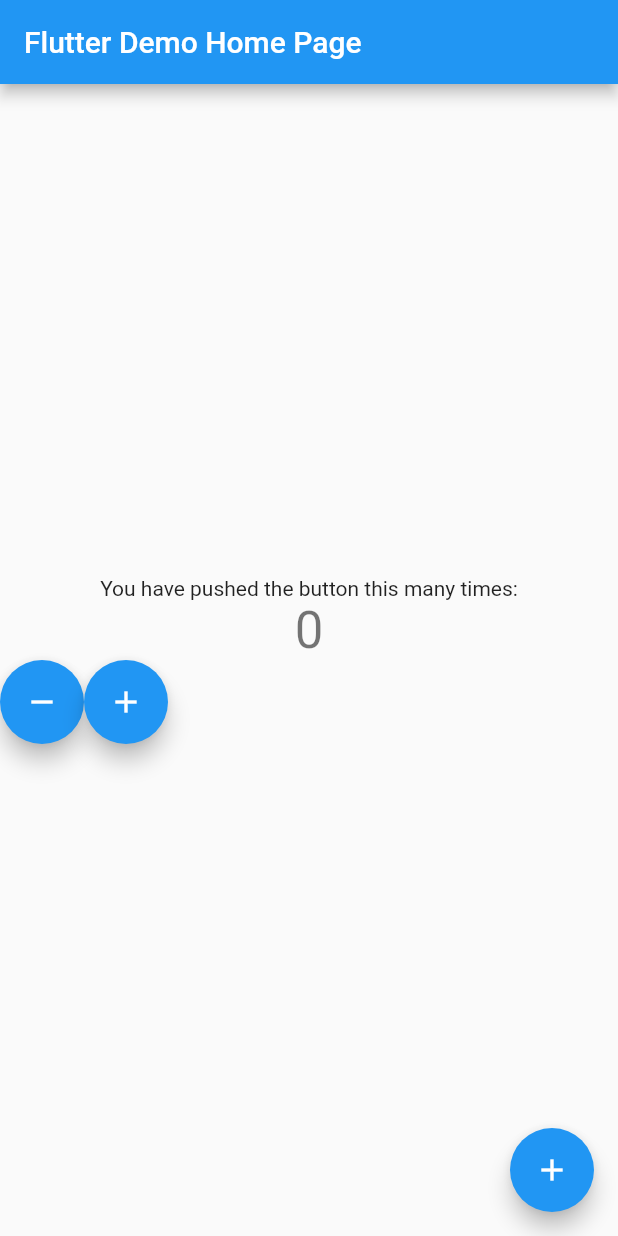
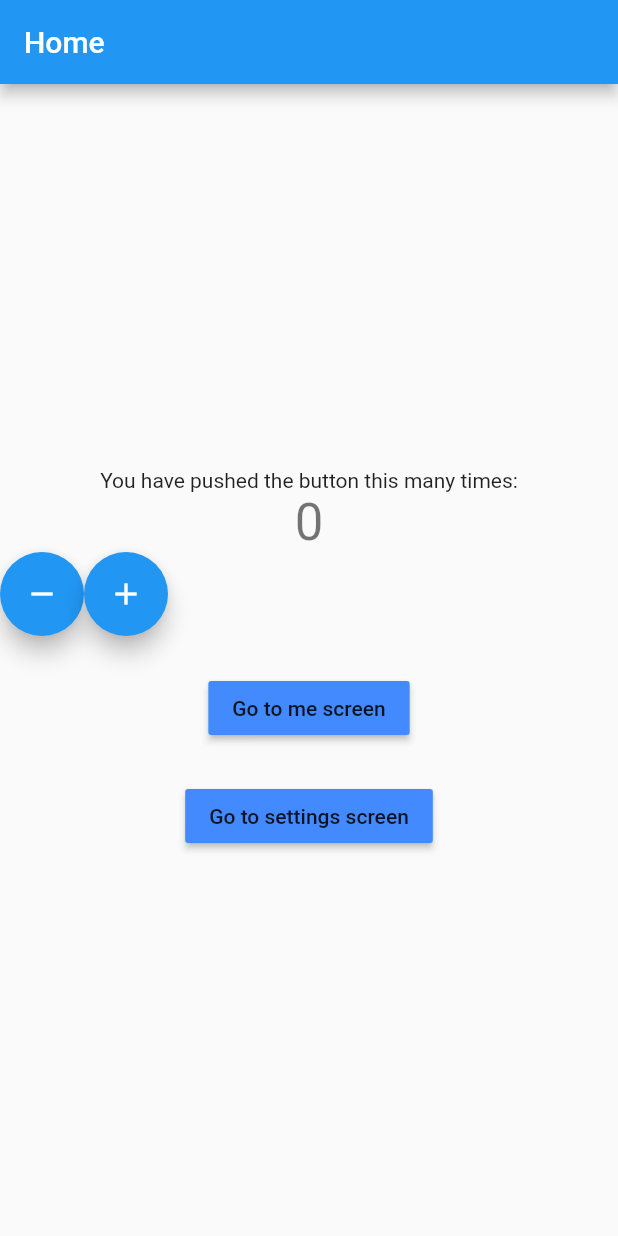
Before and after one commit to pardipbhatti8791/flutter-bloc, a Flutter app: the screen it shows after launch, on a phone screen of 412 x 824 dp. Run offline on Flutter 3.47's test engine with Material 2 defaults, Android fonts, the phone set to English and light mode, and no system bars; our stand-ins replace bloc, equatable, flutter_bloc.

Commit message:
added named routing

```diff
--- a/lib/cubit/counter_state.dart
+++ /dev/null
@@ -1,8 +0,0 @@
-part of 'counter_cubit.dart';
-
-class CounterState {
-  int counterValue;
-  bool wasIncremented;
-
-  CounterState({@required this.counterValue, this.wasIncremented});
-}
--- a/lib/cubit/counter_cubit.dart
+++ b/lib/logic/cubits/cubit/counter_cubit.dart
@@ -1,4 +1,5 @@
 import 'package:bloc/bloc.dart';
+import 'package:equatable/equatable.dart';
 import 'package:meta/meta.dart';
 
 part 'counter_state.dart';
--- /dev/null
+++ b/lib/logic/cubits/cubit/counter_state.dart
@@ -0,0 +1,12 @@
+part of 'counter_cubit.dart';
+
+class CounterState extends Equatable {
+  int counterValue;
+  bool wasIncremented;
+
+  CounterState({@required this.counterValue, this.wasIncremented});
+
+  @override
+  // TODO: implement props
+  List<Object> get props => [this.counterValue, this.wasIncremented];
+}
--- a/lib/main-cubit.dart
+++ b/lib/main-cubit.dart
@@ -8,7 +8,7 @@ class CounterCubit extends Cubit<int> {
 }
 
 void main(List<String> args) {
-  final cubit = CounterCubit();
+  final logic.cubits.cubit = CounterCubit();
 
   print(cubit.state);
 
--- a/lib/main.dart
+++ b/lib/main.dart
@@ -1,15 +1,23 @@
-import 'dart:developer';
-
+import 'package:counter/presentation/screens/me/me.dart';
 import 'package:flutter/material.dart';
 import 'package:flutter_bloc/flutter_bloc.dart';
 
-import 'cubit/counter_cubit.dart';
+import 'logic/cubits/cubit/counter_cubit.dart';
+import 'presentation/screens/home/home.dart';
+import 'presentation/screens/settings/settings.dart';
 
 void main() {
   runApp(MyApp());
 }
 
-class MyApp extends StatelessWidget {
+class MyApp extends StatefulWidget {
+  @override
+  _MyAppState createState() => _MyAppState();
+}
+
+class _MyAppState extends State<MyApp> {
+  final CounterCubit _counterCubit = CounterCubit();
+
   @override
   Widget build(BuildContext context) {
     return BlocProvider(
@@ -19,91 +27,35 @@ class MyApp extends StatelessWidget {
         theme: ThemeData(
           primarySwatch: Colors.blue,
         ),
-        home: MyHomePage(title: 'Flutter Demo Home Page'),
+        routes: {
+          '/': (context) => BlocProvider.value(
+                value: _counterCubit,
+                child: HomeScreen(
+                  title: 'Home',
+                  color: Colors.blueAccent,
+                ),
+              ),
+          '/me': (context) => BlocProvider.value(
+              value: _counterCubit,
+              child: MeScreen(
+                title: 'Me',
+                color: Colors.redAccent,
+              )),
+          '/settings': (context) => BlocProvider.value(
+              value: _counterCubit,
+              child: SettingsScreen(
+                title: 'Settings',
+                color: Colors.amberAccent,
+              ))
+        },
       ),
     );
   }
-}
-
-class MyHomePage extends StatefulWidget {
-  MyHomePage({Key key, this.title}) : super(key: key);
-
-  final String title;
 
   @override
-  _MyHomePageState createState() => _MyHomePageState();
-}
-
-class _MyHomePageState extends State<MyHomePage> {
-  int _counter = 0;
-
-  void _incrementCounter() {
-    setState(() {
-      _counter++;
-    });
-  }
-
-  @override
-  Widget build(BuildContext context) {
-    return Scaffold(
-      appBar: AppBar(
-        title: Text(widget.title),
-      ),
-      body: Center(
-        child: Column(
-          mainAxisAlignment: MainAxisAlignment.center,
-          children: <Widget>[
-            Text(
-              'You have pushed the button this many times:',
-            ),
-            BlocConsumer<CounterCubit, CounterState>(
-              listener: (context, state) {
-                if (state.wasIncremented == true) {
-                  Scaffold.of(context).showSnackBar(SnackBar(
-                    content: Text('Incremented!'),
-                    duration: Duration(seconds: 2),
-                  ));
-                } else if (state.wasIncremented == false) {
-                  Scaffold.of(context).showSnackBar(SnackBar(
-                    content: Text('Decremented!'),
-                    duration: Duration(seconds: 2),
-                  ));
-                }
-              },
-              builder: (context, state) {
-                return Text(
-                  state.counterValue.toString(),
-                  style: Theme.of(context).textTheme.headline4,
-                );
-              },
-            ),
-            Row(
-              children: [
-                FloatingActionButton(
-                  onPressed: () {
-                    BlocProvider.of<CounterCubit>(context).decrement();
-                  },
-                  tooltip: 'Decrement',
-                  child: Icon(Icons.remove),
-                ),
-                FloatingActionButton(
-                    onPressed: () {
-                      BlocProvider.of<CounterCubit>(context).increment();
-                    },
-                    tooltip: 'Increment',
-                    child: Icon(
-                      Icons.add,
-                    )),
-              ],
-            ),
-          ],
-        ),
-      ),
-      floatingActionButton: FloatingActionButton(
-        onPressed: _incrementCounter,
-        tooltip: 'Increment',
-        child: Icon(Icons.add),
-      ), // This trailing comma makes auto-formatting nicer for build methods.
-    );
+  void dispose() {
+    // TODO: implement dispose
+    _counterCubit.close();
+    super.dispose();
   }
 }
--- /dev/null
+++ b/lib/presentation/screens/home/home.dart
@@ -0,0 +1,96 @@
+import 'dart:developer';
+import 'package:counter/logic/cubits/cubit/counter_cubit.dart';
+import 'package:counter/presentation/screens/me/me.dart';
+import 'package:flutter/material.dart';
+import 'package:flutter_bloc/flutter_bloc.dart';
+
+class HomeScreen extends StatefulWidget {
+  HomeScreen({Key key, this.title, this.color}) : super(key: key);
+
+  final String title;
+  final Color color;
+
+  @override
+  _HomeScreenState createState() => _HomeScreenState();
+}
+
+class _HomeScreenState extends State<HomeScreen> {
+  @override
+  Widget build(BuildContext context) {
+    return Scaffold(
+      appBar: AppBar(
+        title: Text(widget.title),
+      ),
+      body: Center(
+        child: Column(
+          mainAxisAlignment: MainAxisAlignment.center,
+          children: <Widget>[
+            Text(
+              'You have pushed the button this many times:',
+            ),
+            BlocConsumer<CounterCubit, CounterState>(
+              listener: (context, state) {
+                if (state.wasIncremented == true) {
+                  Scaffold.of(context).showSnackBar(SnackBar(
+                    content: Text('Incremented!'),
+                    duration: Duration(seconds: 2),
+                  ));
+                } else if (state.wasIncremented == false) {
+                  Scaffold.of(context).showSnackBar(SnackBar(
+                    content: Text('Decremented!'),
+                    duration: Duration(seconds: 2),
+                  ));
+                }
+              },
+              builder: (context, state) {
+                return Text(
+                  state.counterValue.toString(),
+                  style: Theme.of(context).textTheme.headline4,
+                );
+              },
+            ),
+            Row(
+              children: [
+                FloatingActionButton(
+                  onPressed: () {
+                    BlocProvider.of<CounterCubit>(context).decrement();
+                  },
+                  tooltip: 'Decrement',
+                  child: Icon(Icons.remove),
+                ),
+                FloatingActionButton(
+                    onPressed: () {
+                      BlocProvider.of<CounterCubit>(context).increment();
+                    },
+                    tooltip: 'Increment',
+                    child: Icon(
+                      Icons.add,
+                    )),
+              ],
+            ),
+            SizedBox(
+              height: 24,
+            ),
+            MaterialButton(
+              color: widget.color,
+              onPressed: () {
+                Navigator.of(context).pushNamed('/me');
+              },
+              child: Text('Go to me screen'),
+            ),
+            SizedBox(
+              height: 24,
+            ),
+            MaterialButton(
+              color: widget.color,
+              onPressed: () {
+                Navigator.of(context).pushNamed('/settings');
+              },
+              child: Text('Go to settings screen'),
+            )
+          ],
+        ),
+      ),
+    );
+  }
+}
--- a/pubspec.yaml
+++ b/pubspec.yaml
@@ -30,6 +30,7 @@ dependencies:
   cupertino_icons: ^1.0.2
   bloc: ^7.0.0
   flutter_bloc: ^7.0.0
+  equatable: ^2.0.0
 
 dev_dependencies:
   flutter_test:
```
Also changed, not shown: lib/presentation/screens/me/me.dart (added, +76 -0 lines), lib/presentation/screens/settings/settings.dart (added, +76 -0 lines), pubspec.lock.
